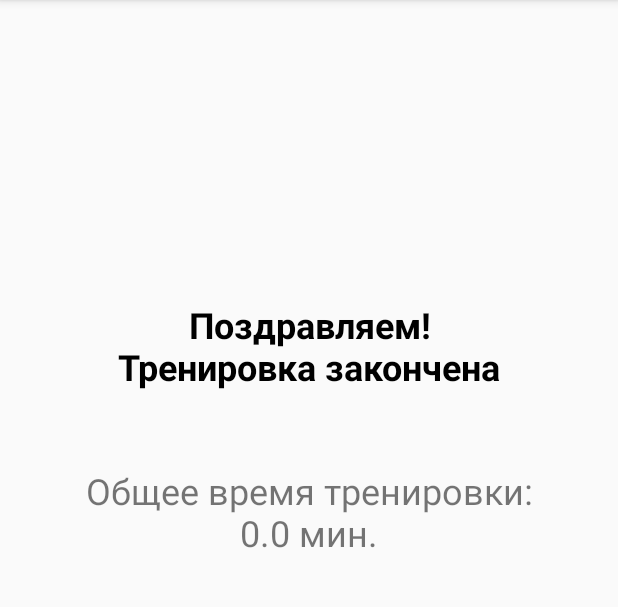
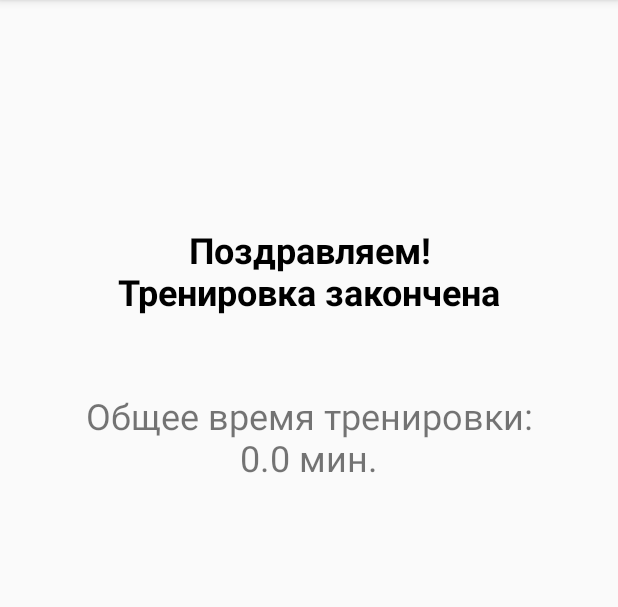
Before and after one commit to spiritofenergy/YogaApp, an Android app: the fragment ActionFragment placed in its activity, on a phone screen of 412 x 824 dp, the part 84-691 px from its top. Run offline under Robolectric (Android 15) with nearby library versions, the phone set to English and light mode, and no system bars; our stand-ins replace Firebase (no records; nobody signed in at launch, a user with empty details on screens opened directly).

Commit message:
Fixed Bugs | Refactor Action Layout | Refactor SetDisplayBachShow Form Fragment

```diff
--- a/app/src/main/java/com/simon/yoga_statica/adapters/CardAdapter.kt
+++ b/app/src/main/java/com/simon/yoga_statica/adapters/CardAdapter.kt
@@ -1,18 +1,25 @@
 package com.simon.yoga_statica.adapters
 
+import android.os.Build
 import android.view.LayoutInflater
 import android.view.ViewGroup
+import androidx.annotation.RequiresApi
 import androidx.fragment.app.FragmentManager
 import androidx.recyclerview.widget.RecyclerView
 import com.simon.yoga_statica.classes.Card
+import com.simon.yoga_statica.interfaces.OnClickOpenListener
 import com.simon.yoga_statica.interfaces.OnRecyclerItemClickListener
 import com.simon.yoga_statica.views.CardItemView
 
 class CardAdapter(private val list: List<Card>,private val fragmentManager: FragmentManager) : RecyclerView.Adapter<CardItemView>() {
     private var listener: OnRecyclerItemClickListener? = null
-    fun setOnDeleteListener(listener: OnRecyclerItemClickListener) {
+    private var openListener: OnClickOpenListener? = null
+    fun setOnClickItemAddListener(listener: OnRecyclerItemClickListener) {
         this.listener = listener
+    }
 
+    fun setOnClickOpen(listener: OnClickOpenListener) {
+        openListener = listener
     }
 
     override fun onCreateViewHolder(parent: ViewGroup, viewType: Int): CardItemView {
@@ -22,6 +29,7 @@ class CardAdapter(private val list: List<Card>,private val fragmentManager: Frag
 
 
 
+    @RequiresApi(Build.VERSION_CODES.LOLLIPOP)
     override fun onBindViewHolder(holder: CardItemView, position: Int) {
         val card: Card = list[position]
         card.allCardCount = itemCount
@@ -31,6 +39,18 @@ class CardAdapter(private val list: List<Card>,private val fragmentManager: Frag
         holder.addAsuna.setOnClickListener {
             listener?.onItemClicked(card.id, position)
         }
+
+        holder.titleCard.setOnClickListener {
+            openListener?.onClick(card.id, position)
+        }
+
+        holder.image.setOnClickListener {
+            openListener?.onClick(card.id, position)
+        }
+
+        holder.social.setOnClickListener {
+            openListener?.onClick(card.id, position)
+        }
     }
     override fun getItemCount(): Int = list.size
 }
--- a/app/src/main/java/com/simon/yoga_statica/fragments/ProfileFragment.kt
+++ b/app/src/main/java/com/simon/yoga_statica/fragments/ProfileFragment.kt
@@ -6,6 +6,7 @@ import android.content.SharedPreferences
 import android.os.Bundle
 import android.util.Log
 import android.view.LayoutInflater
+import android.view.Menu
 import android.view.View
 import android.view.ViewGroup
 import android.widget.RadioButton
--- /dev/null
+++ b/app/src/main/java/com/simon/yoga_statica/interfaces/OnClickOpenListener.kt
@@ -0,0 +1,5 @@
+package com.simon.yoga_statica.interfaces
+
+interface OnClickOpenListener {
+    fun onClick(asuna: String, position: Int)
+}
--- a/app/src/main/res/layout/fragment_action.xml
+++ b/app/src/main/res/layout/fragment_action.xml
@@ -17,7 +17,7 @@
             android:id="@+id/nameAsuna"
             android:layout_width="match_parent"
             android:layout_height="wrap_content"
-            android:layout_marginTop="100dp"
+            android:layout_marginTop="10dp"
             android:gravity="center"
             android:text="TextView"
             android:textColor="@color/design_default_color_on_secondary"
@@ -48,7 +48,7 @@
             android:layout_width="match_parent"
             android:layout_height="wrap_content"
             android:layout_alignParentBottom="true"
-            android:layout_marginBottom="150dp"
+            android:layout_marginBottom="100dp"
             android:gravity="center"
             android:textSize="18sp" />
 
@@ -62,7 +62,7 @@
             android:layout_marginTop="40dp"
             android:layout_marginEnd="40dp"
             android:layout_marginRight="40dp"
-            android:layout_marginBottom="90dp"
+            android:layout_marginBottom="40dp"
             android:gravity="center"
             android:textColor="@color/design_default_color_on_secondary"
             android:textSize="45sp" />
@@ -72,7 +72,7 @@
             android:layout_width="match_parent"
             android:layout_height="wrap_content"
             android:layout_marginLeft="40dp"
-            android:layout_marginTop="200dp"
+            android:layout_marginTop="150dp"
             android:layout_marginRight="40dp"
             android:gravity="center"
             android:text="Поздравляем!\nТренировка закончена"
```
Also changed, not shown: app/src/main/java/com/simon/yoga_statica/activies/MainActivity.kt (+35 -19 lines), app/src/main/java/com/simon/yoga_statica/fragments/AsunaListFragment.kt (+25 -5 lines), app/src/main/java/com/simon/yoga_statica/fragments/FavoriteListFragment.kt (+19 -5 lines), app/src/main/java/com/simon/yoga_statica/views/CardItemView.kt (+3 -27 lines).
